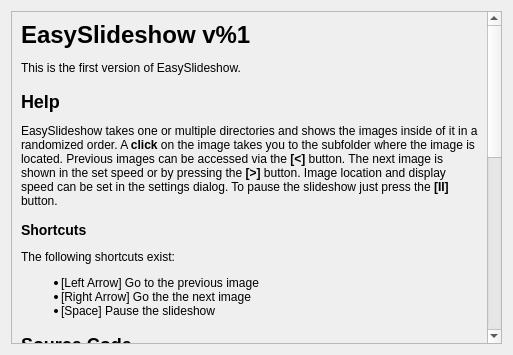
Before: the Qt Designer form ui/helpdialog.ui in minils/EasySlideshow, drawn with Qt 5.
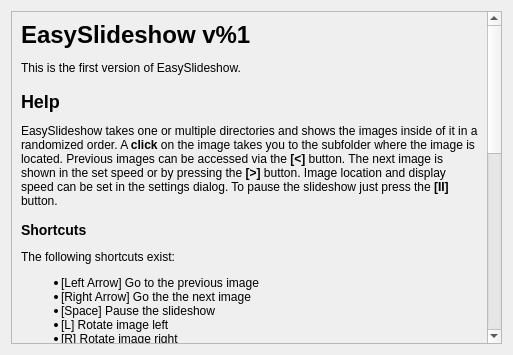
After: the same form once the commit is applied. Icons and pictures are not drawn.

Commit message: Fix rotation button press while scanning

The edit to the form file:
```diff
--- a/ui/helpdialog.ui
+++ b/ui/helpdialog.ui
@@ -48,9 +48,9 @@
          <property name="geometry">
           <rect>
            <x>0</x>
-           <y>0</y>
+           <y>-212</y>
            <width>479</width>
-           <height>838</height>
+           <height>860</height>
           </rect>
          </property>
          <layout class="QGridLayout" name="gridLayout_3">
@@ -80,6 +80,8 @@
 &lt;li&gt;[Left Arrow] Go to the previous image&lt;/li&gt;
 &lt;li&gt;[Right Arrow] Go the the next image&lt;/li&gt;
 &lt;li&gt;[Space] Pause the slideshow&lt;/li&gt;
+&lt;li&gt;[L] Rotate image left&lt;/li&gt;
+&lt;li&gt;[R] Rotate image right&lt;/li&gt;
 &lt;/ul&gt;
 &lt;h2&gt;Source Code&lt;/h2&gt;
 &lt;p&gt;This software is open source which can be found &lt;a href=&quot;https://github.com/minils/EasySlideshow&quot; style=&quot;color: #cccccc;&quot;&gt;here&lt;/a&gt; on GitHub.&lt;/p&gt;
```
The commit also changes 5 other files.
